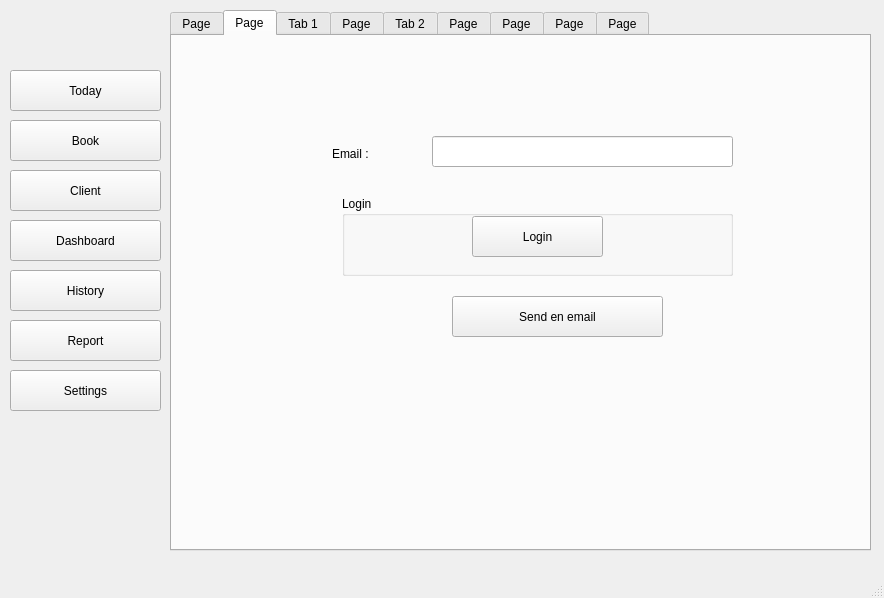
Old version of the form project.ui in the repository peterramsis/projectLibraryPython.
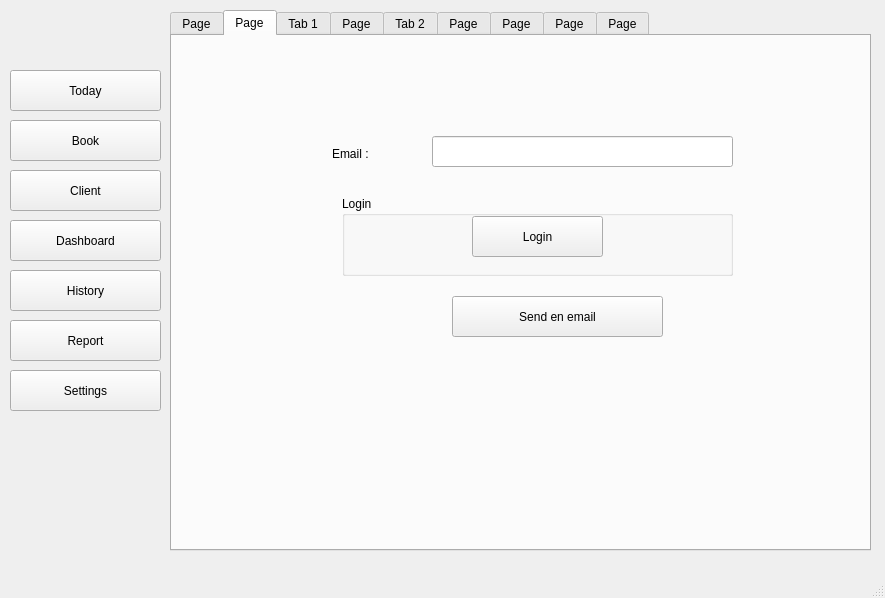
New version of the form. The open tabs and pages were chosen to show the change. Icons and pictures are not drawn.

```diff
--- a/project.ui
+++ b/project.ui
@@ -6,7 +6,7 @@
    <rect>
     <x>0</x>
     <y>0</y>
-    <width>884</width>
+    <width>885</width>
     <height>598</height>
    </rect>
   </property>
```
Left out of the diff: 22 changed lines with no effect on the pictures.
